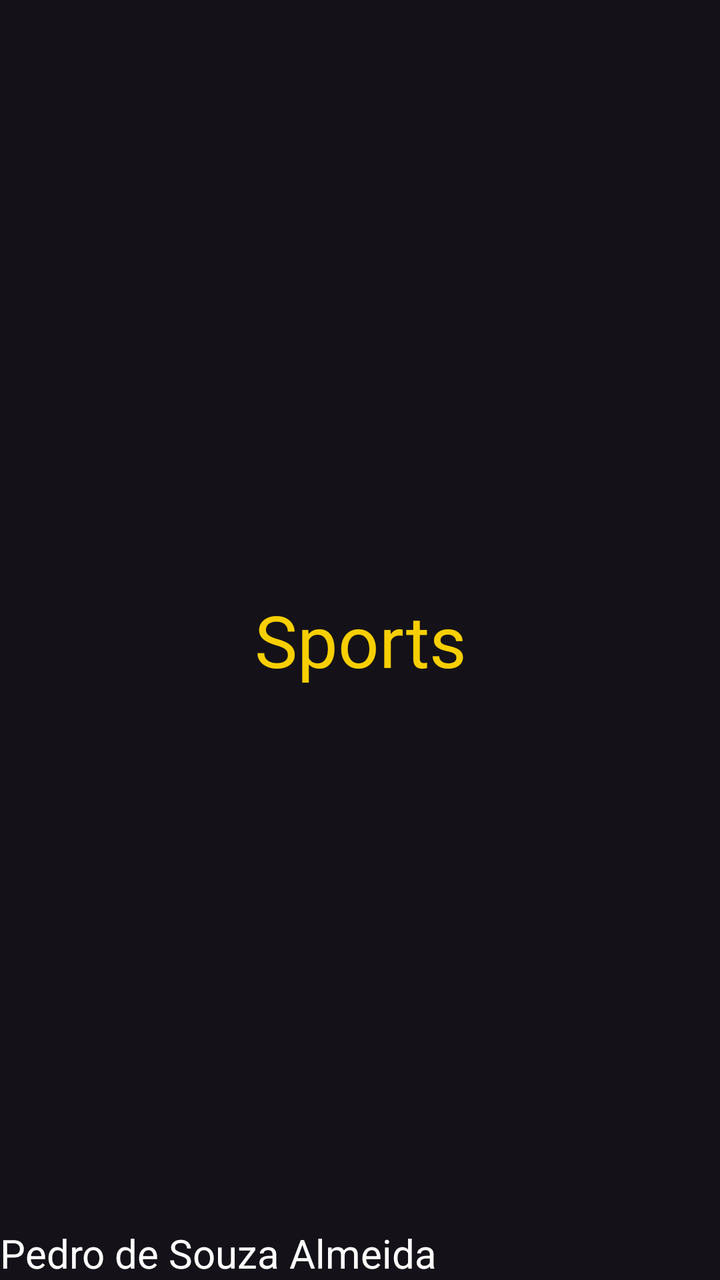
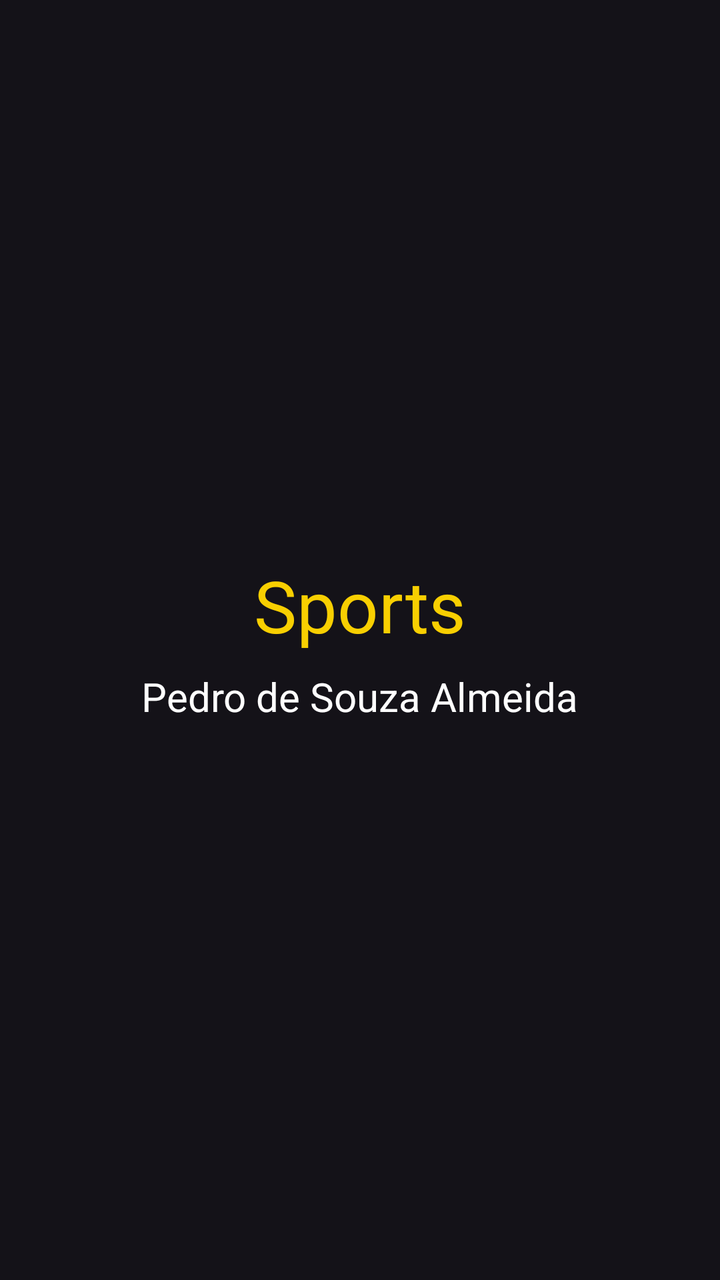

Before-and-after screenshots of an Android layout around one commit, followed by the original layout XML and the change that was made.
<!-- AndroidManifest.xml: application theme Theme.NavigationDrawer -->
<!-- res/layout/fragment_sports.xml -->
<?xml version="1.0" encoding="utf-8"?>
<FrameLayout xmlns:android="http://schemas.android.com/apk/res/android"
    xmlns:tools="http://schemas.android.com/tools"
    android:layout_width="match_parent"
    android:layout_height="match_parent"
    tools:context=".SportsFragment">

    
    <TextView
        android:layout_width="match_parent"
        android:layout_height="match_parent"
        android:text="Sports"
        android:gravity="center"
        android:textColor="@color/amarelo"
        android:textSize="36sp"/>

    <TextView
        android:layout_width="match_parent"
        android:layout_height="match_parent"
        android:text="Pedro de Souza Almeida"
        android:gravity="bottom"
        android:textColor="@color/white"
        android:textSize="20sp" />

</FrameLayout>
<!-- resources referenced by this layout -->
<resources>
  <color name="amarelo">#F8CF01</color>
  <color name="white">#FFFFFFFF</color>
  <style name="Theme.NavigationDrawer" parent="Base.Theme.NavigationDrawer" />
  <style name="Base.Theme.NavigationDrawer" parent="Theme.Material3.Dark.NoActionBar">
          <item name="colorPrimary">#F8CF01</item>
          <item name="colorPrimaryVariant">#9E7B09</item>
          <item name="android:statusBarColor">@color/amarelo</item>
      </style>
</resources>

<!-- the commit's change to res/layout/fragment_sports.xml (unified diff, before → after) -->
@@ -1,25 +1,25 @@
 <?xml version="1.0" encoding="utf-8"?>
-<FrameLayout xmlns:android="http://schemas.android.com/apk/res/android"
+<LinearLayout xmlns:android="http://schemas.android.com/apk/res/android"
     xmlns:tools="http://schemas.android.com/tools"
     android:layout_width="match_parent"
     android:layout_height="match_parent"
+    android:orientation="vertical"
+    android:gravity="center"
     tools:context=".SportsFragment">
 
-    
     <TextView
-        android:layout_width="match_parent"
-        android:layout_height="match_parent"
+        android:layout_width="wrap_content"
+        android:layout_height="wrap_content"
         android:text="Sports"
-        android:gravity="center"
         android:textColor="@color/amarelo"
         android:textSize="36sp"/>
 
     <TextView
-        android:layout_width="match_parent"
-        android:layout_height="match_parent"
+        android:layout_width="wrap_content"
+        android:layout_height="wrap_content"
         android:text="Pedro de Souza Almeida"
-        android:gravity="bottom"
         android:textColor="@color/white"
-        android:textSize="20sp" />
+        android:textSize="20sp"
+        android:layout_marginTop="8dp" />
 
-</FrameLayout>
+</LinearLayout>
